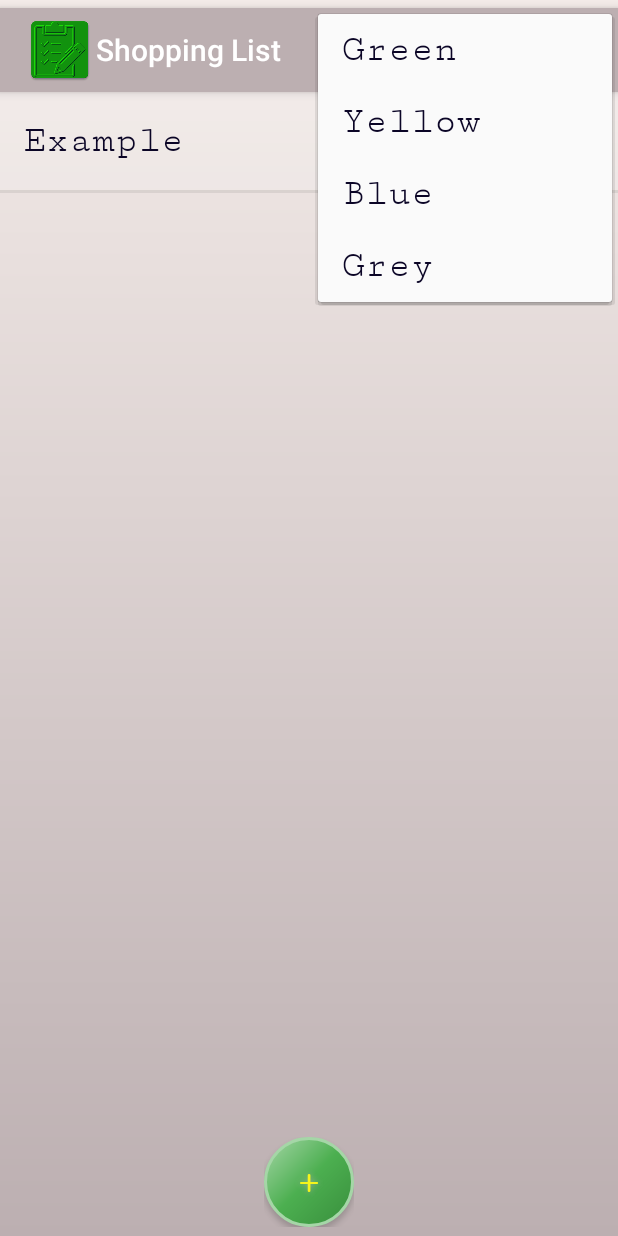
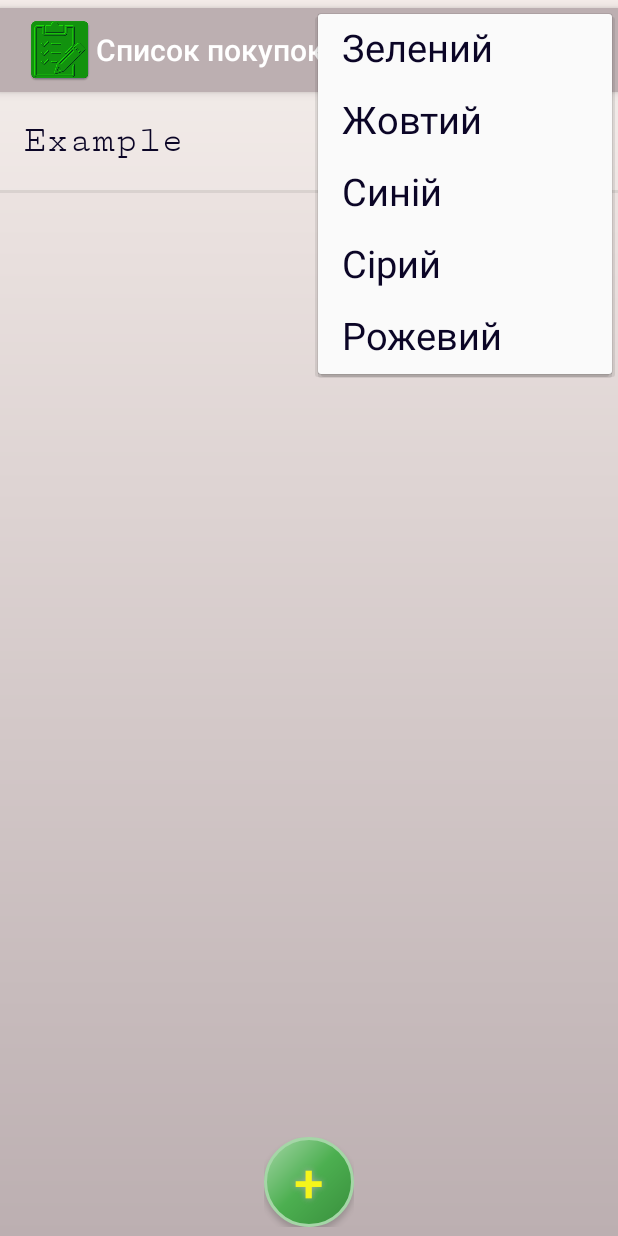
Before and after one commit to vmarch/ShoppingList, an Android app: the screen it shows after launch (ListTables), with the options menu open, on a phone screen of 412 x 824 dp. Run offline under Robolectric (Android 15) with nearby library versions, the phone set to English and light mode, and no system bars.

```diff
--- a/app/src/main/java/devtolife/shoppinglist/CreateTable.java
+++ b/app/src/main/java/devtolife/shoppinglist/CreateTable.java
@@ -13,7 +13,6 @@ import android.widget.Button;
 import android.widget.EditText;
 import android.widget.TextView;
 import android.widget.Toast;
-
 
 public class CreateTable extends AppCompatActivity implements View.OnClickListener {
 
@@ -31,7 +30,6 @@ public class CreateTable extends AppCompatActivity implements View.OnClickListen
 
         super.onCreate(savedInstanceState);
         setContentView(R.layout.create_table_layout);
-
 
         cancel = (Button) findViewById(R.id.btn_cancel);
         cancel.setOnClickListener(this);
--- a/app/src/main/java/devtolife/shoppinglist/DB.java
+++ b/app/src/main/java/devtolife/shoppinglist/DB.java
@@ -46,7 +46,6 @@ class DB {
 
     Cursor getAllData() {
         return database.query("\'" + getNameOfTable() + "\'", null, null, null, null, null, null);
-
     }
 
     protected void addRec(String name, int checked, double price, int quantity, int important) {
--- /dev/null
+++ b/app/src/main/res/drawable/gradientpink.xml
@@ -0,0 +1,11 @@
+<?xml version="1.0" encoding="utf-8"?>
+<shape xmlns:android="http://schemas.android.com/apk/res/android"
+    android:shape="rectangle">
+
+    <gradient
+        android:angle="270"
+        android:endColor="@color/colorPrimaryPink"
+        android:startColor="@color/colorMoreLightPink"
+        android:type="linear" />
+
+</shape>
--- a/app/src/main/res/menu/menu_main.xml
+++ b/app/src/main/res/menu/menu_main.xml
@@ -27,4 +27,10 @@
         android:title="@string/action_grey"
         app:showAsAction="never" />
 
+    <item
+        android:id="@+id/action_pink"
+        android:orderInCategory="100"
+        android:title="@string/action_pink"
+        app:showAsAction="never" />
+
 </menu>
--- a/app/src/main/res/values/colors.xml
+++ b/app/src/main/res/values/colors.xml
@@ -1,22 +1,22 @@
 <?xml version="1.0" encoding="utf-8"?>
 <resources>
 
-    <color name="colorOfItem">#37f5f5f5</color>
+    <color name="colorOfItem">#25f5f5f5</color>
     <color name="colorOfText">#0b0526</color>
 
-    <color name="colorAccentGreen">#6de94e</color>
+    <color name="colorAccentGreen">#69f945</color>
     <color name="colorPrimaryDarkGreen">#388e3c</color>
     <color name="colorPrimaryGreen">#4CAF50</color>
     <color name="colorLightGreen">#A5D6A7</color>
     <color name="colorMoreLightGreen">#B9F6CA</color>
 
-    <color name="colorAccentBlue">#5e85c7</color>
+    <color name="colorAccentBlue">#2de3ff</color>
     <color name="colorPrimaryDarkBlue">#131771</color>
     <color name="colorPrimaryBlue">#48b3e4</color>
     <color name="colorLightBlue">#84bdff</color>
     <color name="colorMoreLightBlue">#a5e4e2</color>
 
-    <color name="colorAccentYellow">#FFC400</color>
+    <color name="colorAccentYellow">#ffdb28</color>
     <color name="colorPrimaryDarkYellow">#fccf83</color>
     <color name="colorPrimaryYellow">#f9dc86</color>
     <color name="colorMoreLightYellow">#fffbca</color>
@@ -26,6 +26,11 @@
     <color name="colorPrimaryGrey">#bcafb1</color>
     <color name="colorMoreLightGrey">#f4ece9</color>
 
-    <color name="colorCheckedItem">#6caeaeae</color>
-    <color name="colorCheckedText">#414540</color>
+    <color name="colorAccentPink">#ff3dbe</color>
+    <color name="colorPrimaryDarkPink">#cb8ca8</color>
+    <color name="colorPrimaryPink">#ffbdda</color>
+    <color name="colorMoreLightPink">#fff0ff</color>
+
+    <color name="colorCheckedItem">#20434343</color>
+    <color name="colorCheckedText">#696e68</color>
 </resources>
--- a/app/src/main/res/values/strings.xml
+++ b/app/src/main/res/values/strings.xml
@@ -1,21 +1,22 @@
 <resources>
 
-    <string name="app_name">Shopping List</string>
+    <string name="app_name">Список покупок</string>
     <string name="add_product">+</string>
-    <string name="field_product">Item</string>
-    <string name="set_name">New List</string>
-    <string name="create_new_list">Create</string>
-    <string name="btn_cancel">Cancel</string>
+    <string name="field_product">Пункт списку</string>
+    <string name="set_name">Новий список</string>
+    <string name="create_new_list">Створити</string>
+    <string name="btn_cancel">Відміна</string>
 
-    <string name="action_green">Green</string>
-    <string name="action_blue">Blue</string>
-    <string name="action_yellow">Yellow</string>
-    <string name="action_grey">Grey</string>
+    <string name="action_pink">Рожевий</string>
+    <string name="action_green">Зелений</string>
+    <string name="action_blue">Синій</string>
+    <string name="action_yellow">Жовтий</string>
+    <string name="action_grey">Сірий</string>
 
-    <string name="delete_list">Delete</string>
+    <string name="delete_list">Видалити</string>
     <!--<string name="copy_list">Copy</string>-->
 
-    <string name="delete_prod">Remove</string>
+    <string name="delete_prod">Видалити</string>
     <!--<string name="copy_to_favor">Copy</string>-->
     <!--<string name="edit_prod">Edit</string>-->
 
--- a/app/src/main/res/values/styles.xml
+++ b/app/src/main/res/values/styles.xml
@@ -8,9 +8,7 @@
         <item name="android:windowBackground">@drawable/gradientblue</item>
         <item name="editTextBackground">@color/colorMoreLightBlue</item>
         <item name="android:gravity">center_vertical</item>
-        <item name="android:textSize">25sp</item>
-        <item name="android:fontFamily">serif-monospace</item>
-        <item name="android:textColor">@color/colorOfText</item>
+        <item name="android:textViewStyle">@style/TextStyle</item>
     </style>
 
     <style name="AppThemeGreen" parent="@style/Theme.AppCompat.Light.NoActionBar">
@@ -20,9 +18,7 @@
         <item name="android:windowBackground">@drawable/gradientgreen</item>
         <item name="editTextBackground">@color/colorMoreLightGreen</item>
         <item name="android:gravity">center_vertical</item>
-        <item name="android:textSize">25sp</item>
-        <item name="android:fontFamily">serif-monospace</item>
-        <item name="android:textColor">@color/colorOfText</item>
+        <item name="android:textViewStyle">@style/TextStyle</item>
     </style>
 
     <style name="AppThemeYellow" parent="@style/Theme.AppCompat.Light.NoActionBar">
@@ -32,9 +28,7 @@
         <item name="android:windowBackground">@drawable/gradientyellow</item>
         <item name="editTextBackground">@color/colorMoreLightYellow</item>
         <item name="android:gravity">center_vertical</item>
-        <item name="android:textSize">25sp</item>
-        <item name="android:fontFamily">serif-monospace</item>
-        <item name="android:textColor">@color/colorOfText</item>
+        <item name="android:textViewStyle">@style/TextStyle</item>
     </style>
 
     <style name="AppThemeGrey" parent="@style/Theme.AppCompat.Light.NoActionBar">
@@ -44,11 +38,27 @@
         <item name="android:windowBackground">@drawable/gradientgrey</item>
         <item name="editTextBackground">@color/colorMoreLightGrey</item>
         <item name="android:gravity">center_vertical</item>
+        <item name="android:textViewStyle">@style/TextStyle</item>
+
+    </style>
+
+    <style name="AppThemePink" parent="@style/Theme.AppCompat.Light.NoActionBar">
+        <item name="colorPrimary">@color/colorPrimaryPink</item>
+        <item name="colorPrimaryDark">@color/colorPrimaryDarkPink</item>
+        <item name="colorAccent">@color/colorAccentPink</item>
+        <item name="android:windowBackground">@drawable/gradientpink</item>
+        <item name="editTextBackground">@color/colorMoreLightPink</item>
+        <item name="android:gravity">center_vertical</item>
+        <item name="android:textViewStyle">@style/TextStyle</item>
+        <item name="android:icon">@mipmap/ic_launcher</item>
+
+    </style>
+
+    <style name="TextStyle">
         <item name="android:textSize">25sp</item>
         <item name="android:fontFamily">serif-monospace</item>
         <item name="android:textColor">@color/colorOfText</item>
     </style>
-
 
     <!--<item name="colorEdgeEffect">@color/colorEdgeEffectYellow</item>-->
 
```
Also changed, not shown: app/build.gradle (+3 -4 lines), app/src/main/AndroidManifest.xml (+5 -3 lines), app/src/main/java/devtolife/shoppinglist/ListTables.java (+9 -0 lines), app/src/main/java/devtolife/shoppinglist/ProdActivity.java (+2 -33 lines), 1 other file.
